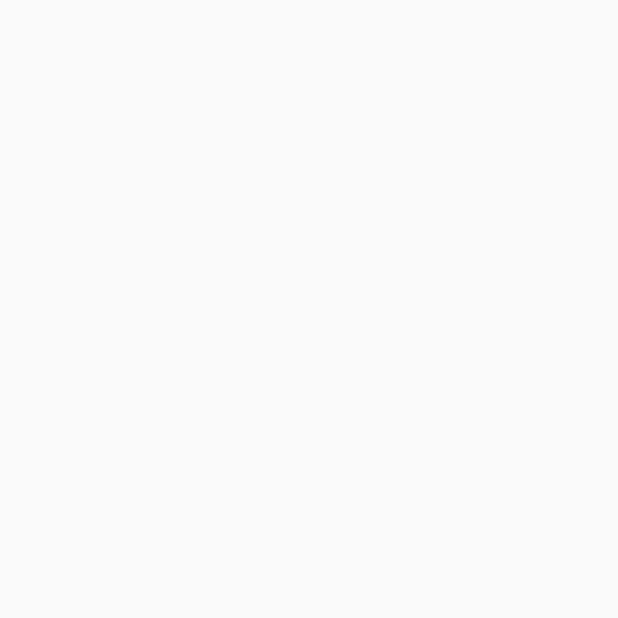
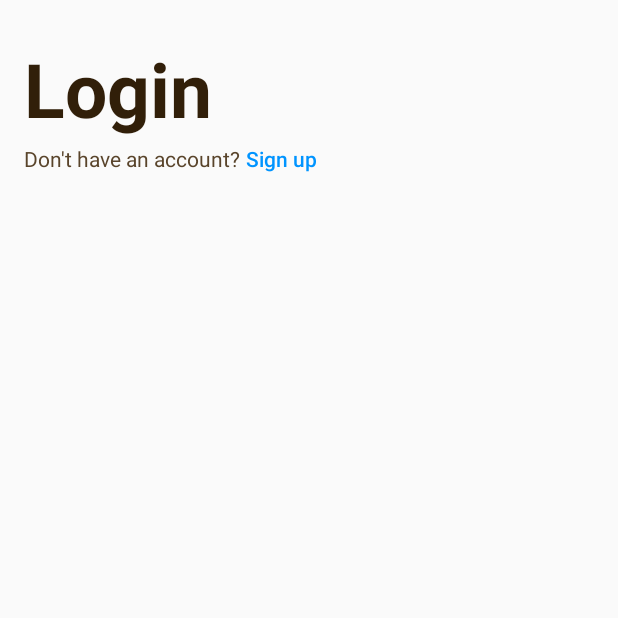
Before and after one commit to antongordeev9505/JetPackComposeApp, an Android app built with Jetpack Compose: the screen it shows after launch (MainActivity), on a phone screen of 412 x 824 dp, the top half of it. Before the commit the part shown is empty. Run offline under Robolectric (Android 15) with nearby library versions, the phone set to English and light mode, and no system bars; our stand-ins replace Dagger/Hilt's generated code, accompanist.

Commit message:
Typeset LoginScreen.kt and set status bar up

```diff
--- a/app/src/main/java/com/example/jetpackcompose/MainActivity.kt
+++ b/app/src/main/java/com/example/jetpackcompose/MainActivity.kt
@@ -3,8 +3,11 @@ package com.example.jetpackcompose
 import android.os.Bundle
 import androidx.activity.ComponentActivity
 import androidx.activity.compose.setContent
+import androidx.compose.runtime.SideEffect
 import com.example.jetpackcompose.ui.screens.ApplicationScreen
+import com.example.jetpackcompose.ui.theme.AppTheme
 import com.example.jetpackcompose.ui.theme.JetPackComposeTheme
+import com.google.accompanist.systemuicontroller.rememberSystemUiController
 import dagger.hilt.android.AndroidEntryPoint
 
 @AndroidEntryPoint
@@ -13,6 +16,16 @@ class MainActivity : ComponentActivity() {
         super.onCreate(savedInstanceState)
         setContent {
             JetPackComposeTheme {
+                val systemUiController = rememberSystemUiController()
+
+                // Set status bar color
+                val primaryBackground = AppTheme.colors.primaryBackground
+                SideEffect {
+                    systemUiController.setSystemBarsColor(
+                        color = primaryBackground,
+                        darkIcons = true
+                    )
+                }
                 ApplicationScreen()
             }
         }
--- a/app/src/main/java/com/example/jetpackcompose/ui/screens/login/LoginScreen.kt
+++ b/app/src/main/java/com/example/jetpackcompose/ui/screens/login/LoginScreen.kt
@@ -1,11 +1,18 @@
 package com.example.jetpackcompose.ui.screens.login
 
+import androidx.compose.foundation.layout.Row
+import androidx.compose.foundation.layout.Spacer
+import androidx.compose.foundation.layout.padding
+import androidx.compose.foundation.layout.width
+import androidx.compose.foundation.lazy.LazyColumn
 import androidx.compose.material.Text
 import androidx.compose.runtime.Composable
 import androidx.compose.runtime.collectAsState
+import androidx.compose.ui.Modifier
 import androidx.compose.ui.res.stringResource
 import androidx.compose.ui.text.TextStyle
 import androidx.compose.ui.text.font.FontWeight
+import androidx.compose.ui.unit.dp
 import androidx.compose.ui.unit.sp
 import com.example.jetpackcompose.R
 import com.example.jetpackcompose.ui.screens.login.models.LoginSubState
@@ -15,4 +22,55 @@ import com.example.jetpackcompose.ui.theme.AppTheme
 fun LoginScreen(loginViewModel: LoginViewModel) {
 
     val viewState = loginViewModel.viewState.collectAsState()
+
+    with(viewState.value) {
+        LazyColumn(modifier = Modifier.padding(start = 16.dp)) {
+            item {
+                Text(
+                    modifier = Modifier.padding(top = 32.dp),
+                    text = when (loginSubState) {
+                        LoginSubState.SignIn -> stringResource(id = R.string.sign_in_title)
+                        LoginSubState.SignUp -> stringResource(id = R.string.sign_up_title)
+                        LoginSubState.ForgotPassword -> stringResource(id = R.string.forgot_password_title)
+                    },
+                    style = TextStyle(
+                        color = AppTheme.colors.headerTextColor,
+                        fontWeight = FontWeight.Bold,
+                        fontSize = 50.sp
+                    )
+                )
+            }
+
+
+            item {
+                Row(modifier = Modifier.padding(top = 8.dp)) {
+                    Text(
+                        text = when (loginSubState) {
+                            LoginSubState.SignIn -> stringResource(id = R.string.sign_in_subtitle)
+                            LoginSubState.SignUp -> stringResource(id = R.string.sign_up_subtitle)
+                            LoginSubState.ForgotPassword -> stringResource(id = R.string.forgot_password_subtitle)
+                        },
+                        style = TextStyle(
+                            color = AppTheme.colors.primaryTextColor
+                        )
+                    )
+
+                    Spacer(modifier = Modifier.width(4.dp))
+                    if (loginSubState != LoginSubState.ForgotPassword) {
+                        Text(
+                            text = when (loginSubState) {
+                                LoginSubState.SignIn -> stringResource(id = R.string.sign_in_action)
+                                LoginSubState.SignUp -> stringResource(id = R.string.sign_up_action)
+                                LoginSubState.ForgotPassword -> ""
+                            },
+                            style = TextStyle(
+                                color = AppTheme.colors.actionTextColor,
+                                fontWeight = FontWeight.Medium
+                            )
+                        )
+                    }
+                }
+            }
+        }
+    }
 }
--- a/app/src/main/java/com/example/jetpackcompose/ui/theme/Color.kt
+++ b/app/src/main/java/com/example/jetpackcompose/ui/theme/Color.kt
@@ -12,7 +12,8 @@ data class Colors(
     val primaryTintColor: Color,
     val secondaryTintColor: Color,
     val accentColor: Color,
-    val notificationColor: Color
+    val notificationColor: Color,
+    val actionTextColor: Color
 )
 
 val lightPaletteColors = Colors(
@@ -25,5 +26,6 @@ val lightPaletteColors = Colors(
     secondaryTintColor = Color(0xFF3FA72F),
     hintTextColor = Color(0xFFA0978C),
     accentColor = Color(0xFF8AEAFF),
-    notificationColor = Color(0xFFFF3838)
+    notificationColor = Color(0xFFFF3838),
+    actionTextColor = Color(0xFF0094FF)
 )
--- a/app/src/main/res/values/strings.xml
+++ b/app/src/main/res/values/strings.xml
@@ -3,4 +3,9 @@
     <string name="sign_in_title">Login</string>
     <string name="sign_up_title">Sign up</string>
     <string name="forgot_password_title">Forgot?</string>
+    <string name="sign_in_subtitle">Don\'t have an account?</string>
+    <string name="sign_up_subtitle">Do you have an account?</string>
+    <string name="forgot_password_subtitle">We\'re so sorry</string>
+    <string name="sign_in_action">Sign up</string>
+    <string name="sign_up_action">Sign in</string>
 </resources>
```
